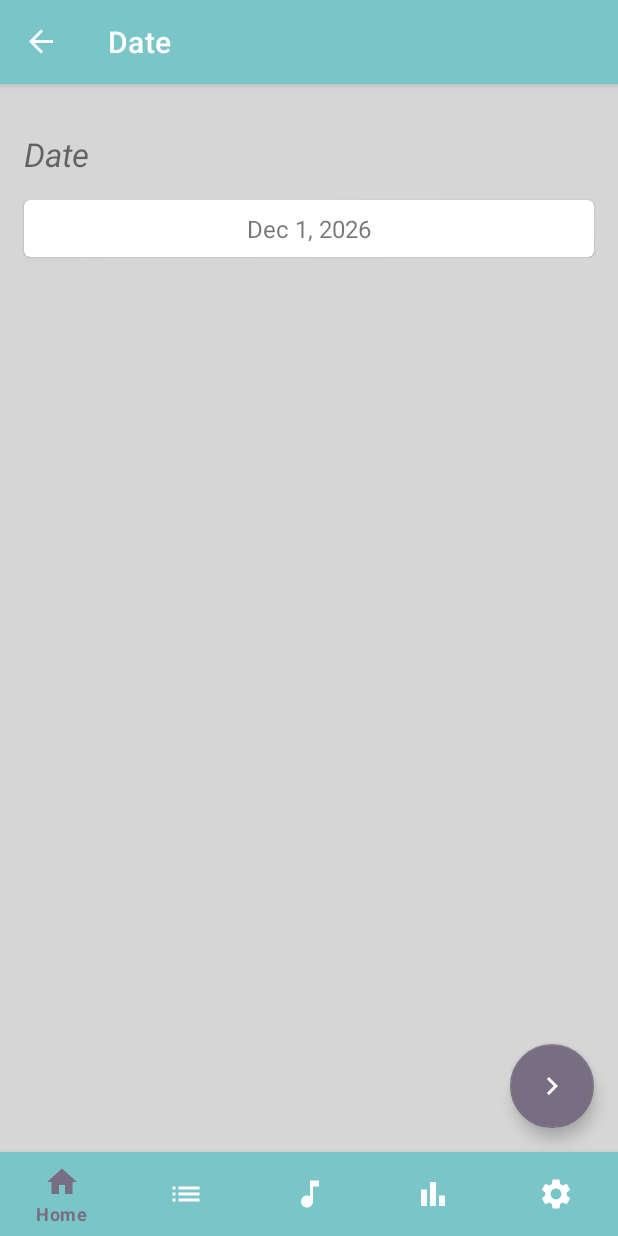
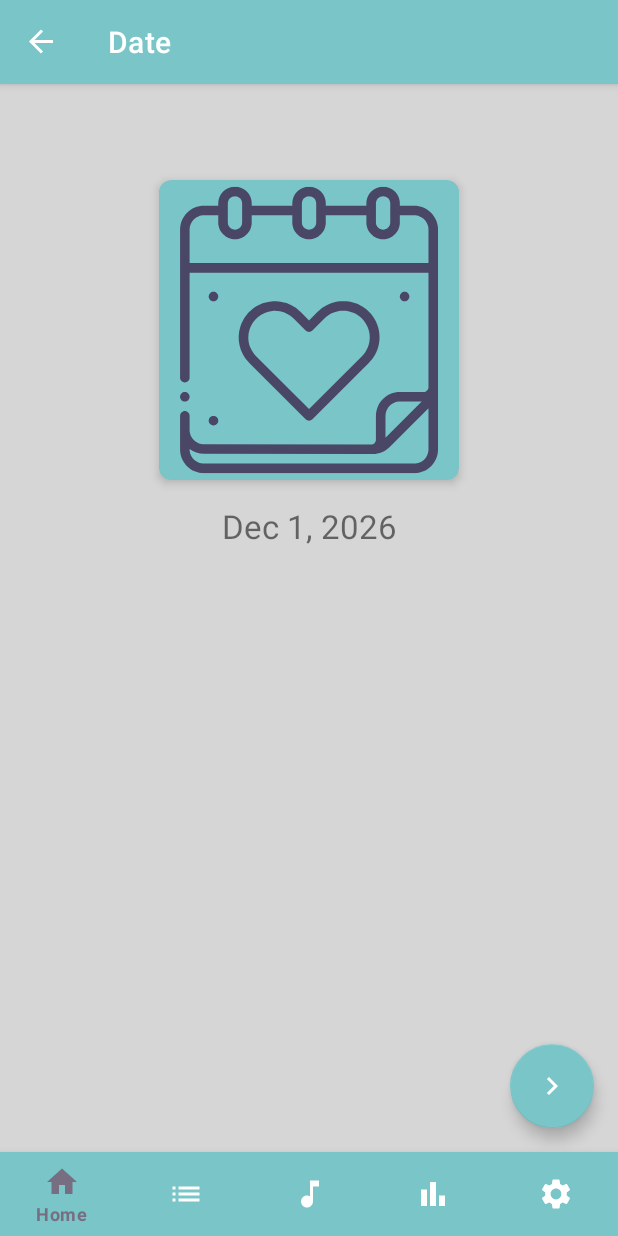
Before and after one commit to bruno13palhano/sleeptight, an Android app: the NewNapDateFragment screen opened through its navigation route, on a phone screen of 412 x 824 dp. Run offline under Robolectric (Android 15) with nearby library versions, the light colour scheme and no system bars; our stand-ins replace Dagger/Hilt's generated code, Firebase (no records; nobody signed in at launch, a user with empty details on screens opened directly), Room's generated code, data binding, navigation-ui.

Commit message:
Changed button color

```diff
--- a/app/src/main/res/layout/fragment_baby_status.xml
+++ b/app/src/main/res/layout/fragment_baby_status.xml
@@ -127,6 +127,7 @@
             app:layout_constraintTop_toBottomOf="@+id/date_layout"
             app:layout_constraintVertical_bias="1.0"
             app:srcCompat="@drawable/baseline_done_24"
-            app:backgroundTint="?colorPrimary" />
+            app:backgroundTint="?colorPrimary"
+            app:tint="?colorOnPrimary" />
     </androidx.constraintlayout.widget.ConstraintLayout>
 </layout>
--- a/app/src/main/res/layout/fragment_new_baby_status_height_and_weight.xml
+++ b/app/src/main/res/layout/fragment_new_baby_status_height_and_weight.xml
@@ -79,6 +79,7 @@
             app:layout_constraintTop_toBottomOf="@+id/weight_layout"
             app:layout_constraintVertical_bias="1.0"
             app:srcCompat="@drawable/baseline_done_24"
-            app:backgroundTint="?colorPrimary" />
+            app:backgroundTint="?colorPrimary"
+            app:tint="?colorOnPrimary" />
     </androidx.constraintlayout.widget.ConstraintLayout>
 </layout>
--- a/app/src/main/res/layout/fragment_new_baby_status_title_and_date.xml
+++ b/app/src/main/res/layout/fragment_new_baby_status_title_and_date.xml
@@ -81,7 +81,8 @@
                 app:layout_constraintTop_toBottomOf="@+id/date_layout"
                 app:layout_constraintVertical_bias="1.0"
                 app:srcCompat="@drawable/baseline_navigate_next_24"
-                app:backgroundTint="?colorPrimary" />
+                app:backgroundTint="?colorPrimary"
+                app:tint="?colorOnPrimary"/>
         </androidx.constraintlayout.widget.ConstraintLayout>
     </androidx.core.widget.NestedScrollView>
 </layout>
--- a/app/src/main/res/layout/fragment_new_nap_date.xml
+++ b/app/src/main/res/layout/fragment_new_nap_date.xml
@@ -22,45 +22,45 @@
             android:layout_width="match_parent"
             android:layout_height="match_parent">
 
-            <TextView
-                android:id="@+id/date_label"
-                android:layout_width="match_parent"
-                android:layout_height="wrap_content"
-                android:layout_marginStart="16dp"
-                android:layout_marginTop="32dp"
-                android:layout_marginEnd="16dp"
-                android:text="@string/date_label"
-                android:textSize="22sp"
-                android:textStyle="italic"
-                app:layout_constraintEnd_toEndOf="parent"
-                app:layout_constraintStart_toStartOf="parent"
-                app:layout_constraintTop_toTopOf="parent" />
-
             <com.google.android.material.card.MaterialCardView
                 android:id="@+id/add_new_date"
-                android:layout_width="match_parent"
-                android:layout_height="wrap_content"
+                android:layout_width="200dp"
+                android:layout_height="200dp"
                 android:layout_marginStart="16dp"
-                android:layout_marginTop="16dp"
+                android:layout_marginTop="64dp"
                 android:layout_marginEnd="16dp"
-                android:background="?colorOnPrimary"
+                android:backgroundTint="?colorPrimary"
+                android:src="@drawable/sleep_tight_date"
                 android:elevation="4dp"
                 android:onClick="@{v -> uiEvents.onDateClick()}"
                 app:layout_constraintEnd_toEndOf="parent"
                 app:layout_constraintHorizontal_bias="0.5"
                 app:layout_constraintStart_toStartOf="parent"
-                app:layout_constraintTop_toBottomOf="@+id/date_label">
+                app:layout_constraintTop_toTopOf="parent"
+                app:cardElevation="4dp"
+                app:cardCornerRadius="8dp">
 
-                <TextView
-                    android:id="@+id/date_text"
+                <ImageView
                     android:layout_width="match_parent"
-                    android:layout_height="wrap_content"
-                    android:hint="@string/date_label"
-                    android:gravity="center"
-                    android:textSize="16sp"
-                    android:text="@{viewModel.dateUi}"
-                    android:padding="8dp"/>
+                    android:layout_height="match_parent"
+                    android:background="@drawable/sleep_tight_date"
+                    android:contentDescription="@string/date_label" />
             </com.google.android.material.card.MaterialCardView>
+
+            <com.google.android.material.textview.MaterialTextView
+                android:id="@+id/date_text"
+                android:layout_width="0dp"
+                android:layout_height="wrap_content"
+                android:layout_gravity="center"
+                android:layout_marginTop="8dp"
+                android:gravity="center"
+                android:hint="@string/date_label"
+                android:padding="8dp"
+                android:text="@{viewModel.dateUi}"
+                android:textSize="22sp"
+                app:layout_constraintEnd_toEndOf="@+id/add_new_date"
+                app:layout_constraintStart_toStartOf="@+id/add_new_date"
+                app:layout_constraintTop_toBottomOf="@+id/add_new_date" />
 
             <com.google.android.material.floatingactionbutton.FloatingActionButton
                 android:id="@+id/add_new_nap"
@@ -70,11 +70,12 @@
                 android:layout_marginBottom="16dp"
                 android:contentDescription="@string/next_label"
                 android:onClick="@{v -> uiEvents.navigateToStart()}"
+                app:backgroundTint="?colorPrimary"
                 app:layout_constraintBottom_toBottomOf="parent"
                 app:layout_constraintEnd_toEndOf="parent"
                 app:layout_constraintHorizontal_bias="1.0"
                 app:layout_constraintStart_toStartOf="parent"
-                app:layout_constraintTop_toBottomOf="@+id/add_new_date"
+                app:layout_constraintTop_toBottomOf="@+id/date_text"
                 app:layout_constraintVertical_bias="1.0"
                 app:srcCompat="@drawable/baseline_navigate_next_24"
                 app:tint="?colorOnPrimary" />
```
Also changed, not shown: app/src/main/res/layout/fragment_new_nap_end.xml (+29 -30 lines), app/src/main/res/layout/fragment_new_nap_start.xml (+28 -28 lines).
